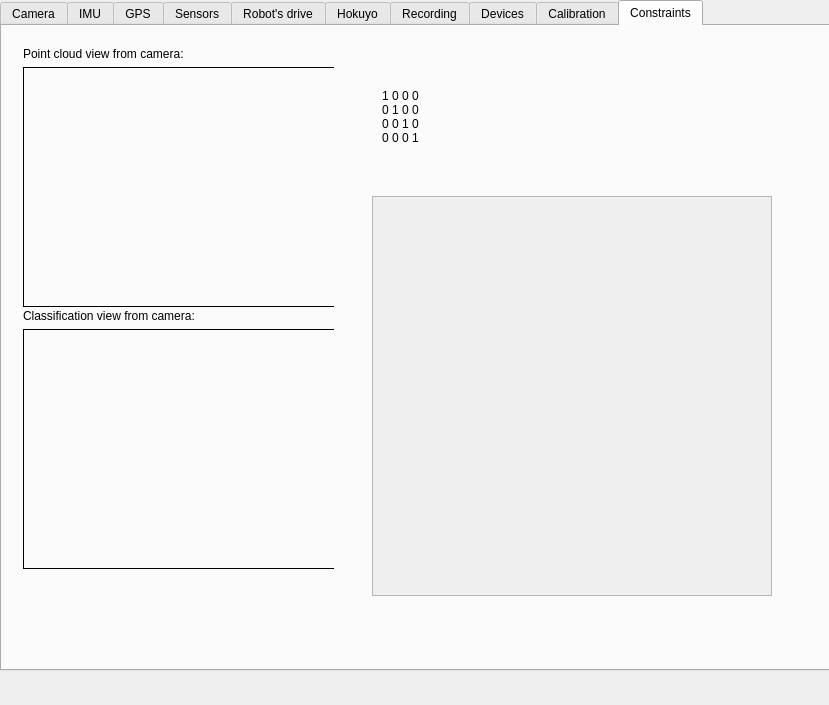
Old version of the form trunk/Trobot_Qt/trobotqt.ui in the repository LRMPUT/TAPAS.
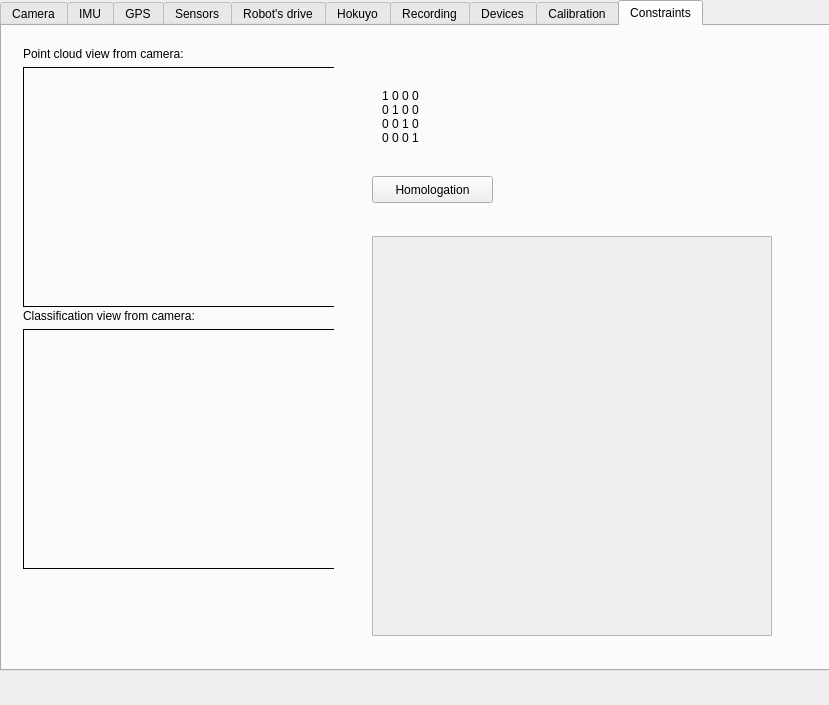
New version of the form.

```diff
--- a/trunk/Trobot_Qt/trobotqt.ui
+++ b/trunk/Trobot_Qt/trobotqt.ui
@@ -1876,7 +1876,7 @@
       <property name="geometry">
        <rect>
         <x>370</x>
-        <y>170</y>
+        <y>210</y>
         <width>400</width>
         <height>400</height>
        </rect>
@@ -1983,6 +1983,19 @@
        </item>
       </layout>
      </widget>
+     <widget class="QPushButton" name="homologationButton">
+      <property name="geometry">
+       <rect>
+        <x>370</x>
+        <y>150</y>
+        <width>121</width>
+        <height>27</height>
+       </rect>
+      </property>
+      <property name="text">
+       <string>Homologation</string>
+      </property>
+     </widget>
     </widget>
    </widget>
   </widget>
```
